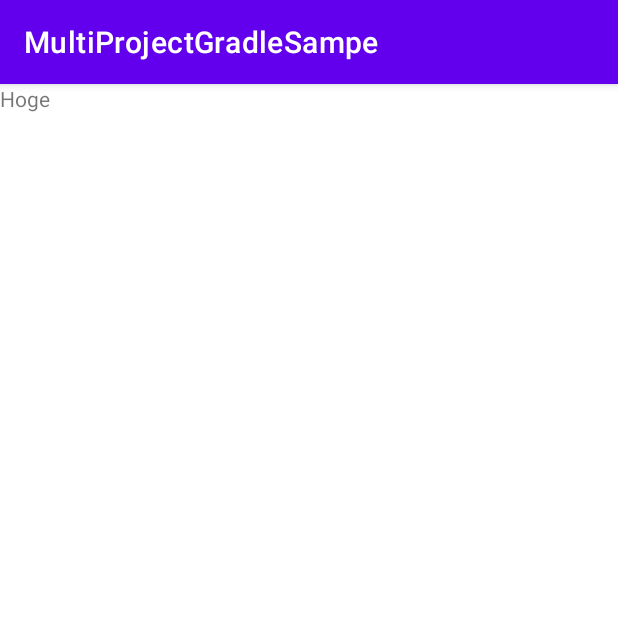
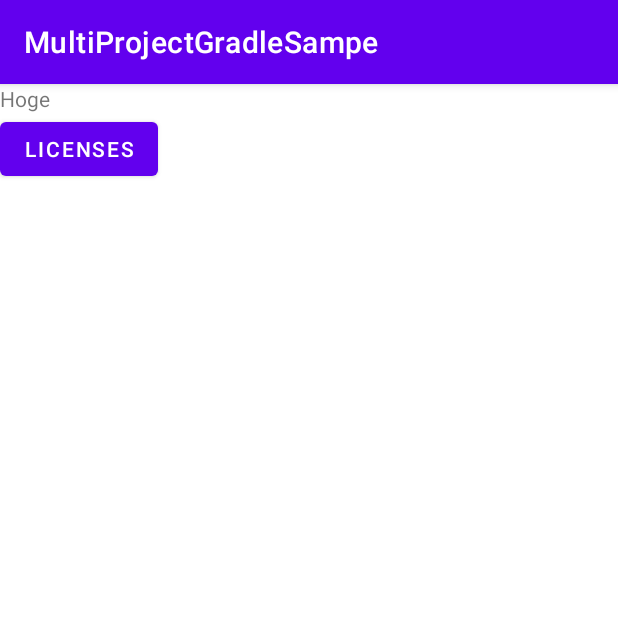
Before and after one commit to gen0083/MultiProjectGradleSample, an Android app: the screen it shows after launch (MainActivity), on a phone screen of 412 x 824 dp, the top half of it. Run offline under Robolectric (Android 15) with nearby library versions, the phone set to English and light mode, and no system bars; libraries missing offline, so code that uses them is left out: com.google.android.gms.

Commit message:
Add button to launch oss licenses menu activity

```diff
--- a/sample/build.gradle.kts
+++ b/sample/build.gradle.kts
@@ -1,6 +1,7 @@
 plugins {
     id("jp.gcreate.android.application")
     id("org.jetbrains.kotlin.android")
+    id("jp.gcreate.ossLicenses")
 }
 
 android {
--- a/sample/src/main/java/jp/gcreate/sample/multiprojectgradlesampe/MainActivity.kt
+++ b/sample/src/main/java/jp/gcreate/sample/multiprojectgradlesampe/MainActivity.kt
@@ -1,11 +1,17 @@
 package jp.gcreate.sample.multiprojectgradlesampe
 
+import android.content.Intent
 import androidx.appcompat.app.AppCompatActivity
 import android.os.Bundle
+import android.widget.Button
+import com.google.android.gms.oss.licenses.OssLicensesMenuActivity
 
 class MainActivity : AppCompatActivity() {
     override fun onCreate(savedInstanceState: Bundle?) {
         super.onCreate(savedInstanceState)
         setContentView(R.layout.activity_main)
+        findViewById<Button>(R.id.licenses).setOnClickListener {
+            startActivity(Intent(this@MainActivity, OssLicensesMenuActivity::class.java))
+        }
     }
 }
--- a/sample/src/main/res/layout/activity_main.xml
+++ b/sample/src/main/res/layout/activity_main.xml
@@ -5,6 +5,7 @@
         xmlns:app="http://schemas.android.com/apk/res-auto"
         android:layout_width="match_parent"
         android:layout_height="match_parent"
+        android:orientation="vertical"
         tools:context=".MainActivity"
         >
 
@@ -14,4 +15,11 @@
             android:text="Hoge"
         />
 
+    <Button
+            android:layout_width="wrap_content"
+            android:layout_height="wrap_content"
+            android:id="@+id/licenses"
+            android:text="LICENSES"
+        />
+
 </LinearLayout>
```
